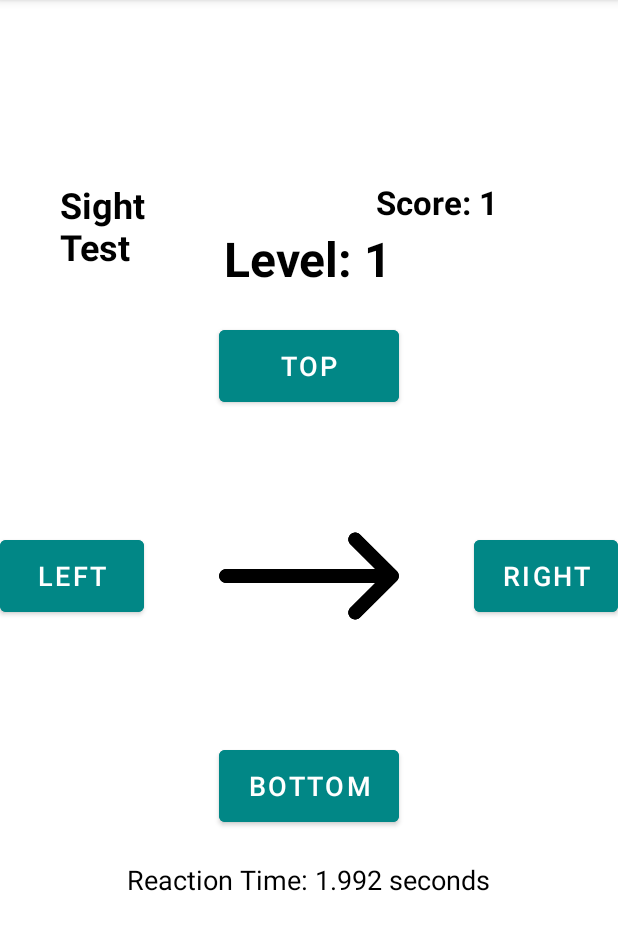
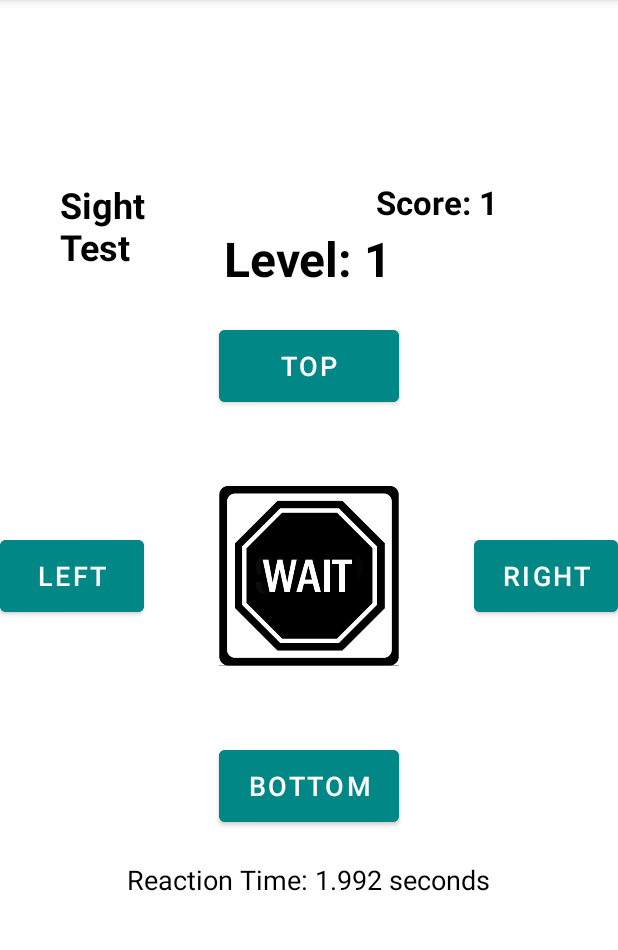
Before and after one commit to QudahM/ProjectApp, an Android app: the SightTestActivity screen opened directly, with no data from a screen before it, after a tap on "RIGHT", on a phone screen of 412 x 824 dp, the part 84-1034 px from its top. Run offline under Robolectric (Android 15) with nearby library versions, the light colour scheme and no system bars.

Commit message:
added correct and wrong

```diff
--- a/app/src/main/java/com/example/projectapp/SightTestActivity.java
+++ b/app/src/main/java/com/example/projectapp/SightTestActivity.java
@@ -91,6 +91,7 @@
 
 
         if (userAnswer.equals(currentDirection)) {
+            directionImage.setImageResource(R.drawable.check);
             correctAnswers++;
             counter++;
             long reactionTime = System.currentTimeMillis() - startTime;
@@ -108,7 +109,7 @@
 
                 leveltext.setText("Level: "+level);
                 score.setText("Score: "+correctAnswers);
-                handler.postDelayed(() -> startGame(), 500);
+                handler.postDelayed(() -> startGame(), 1000);
             }
             if (level==4){
                 helper.showGameResults(true,counter,totalReactionTime,this::startGame);
@@ -118,8 +119,9 @@
                 score.setText("Score: "+correctAnswers);
 
             }
-            handler.postDelayed(() -> startGame(), 500);
+            handler.postDelayed(() -> startGame(), 1000);
         } else {
+            directionImage.setImageResource(R.drawable.cross);
             missedDirections++;
             handler.postDelayed(() -> startGame(), 1000);
         }
```
